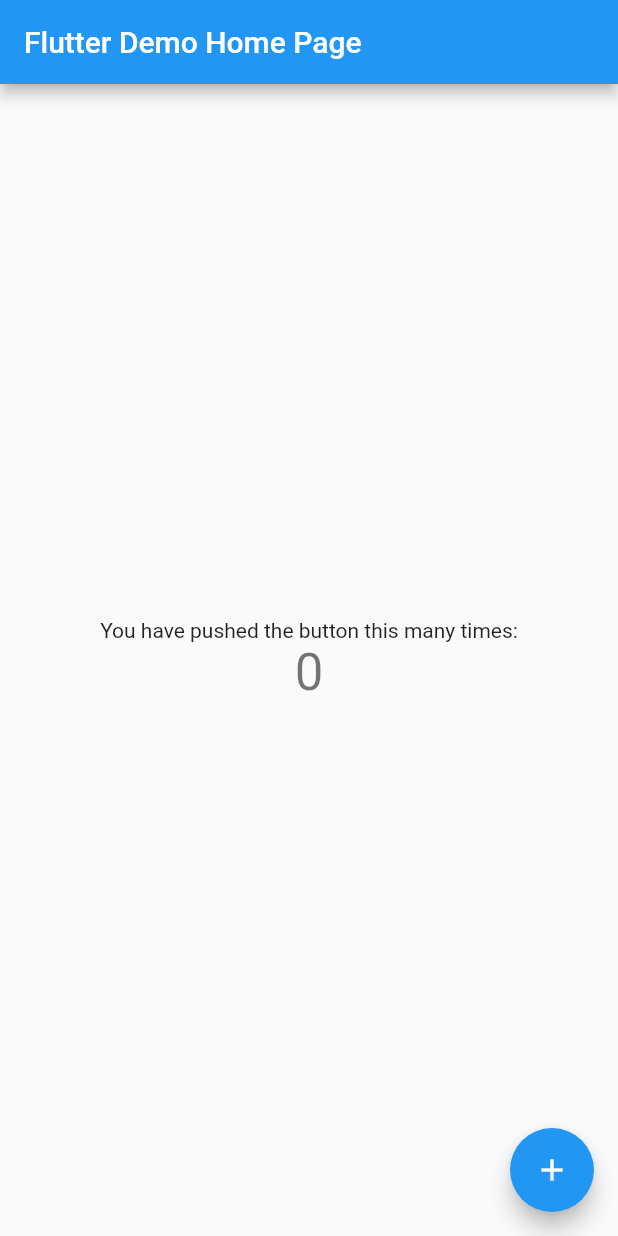
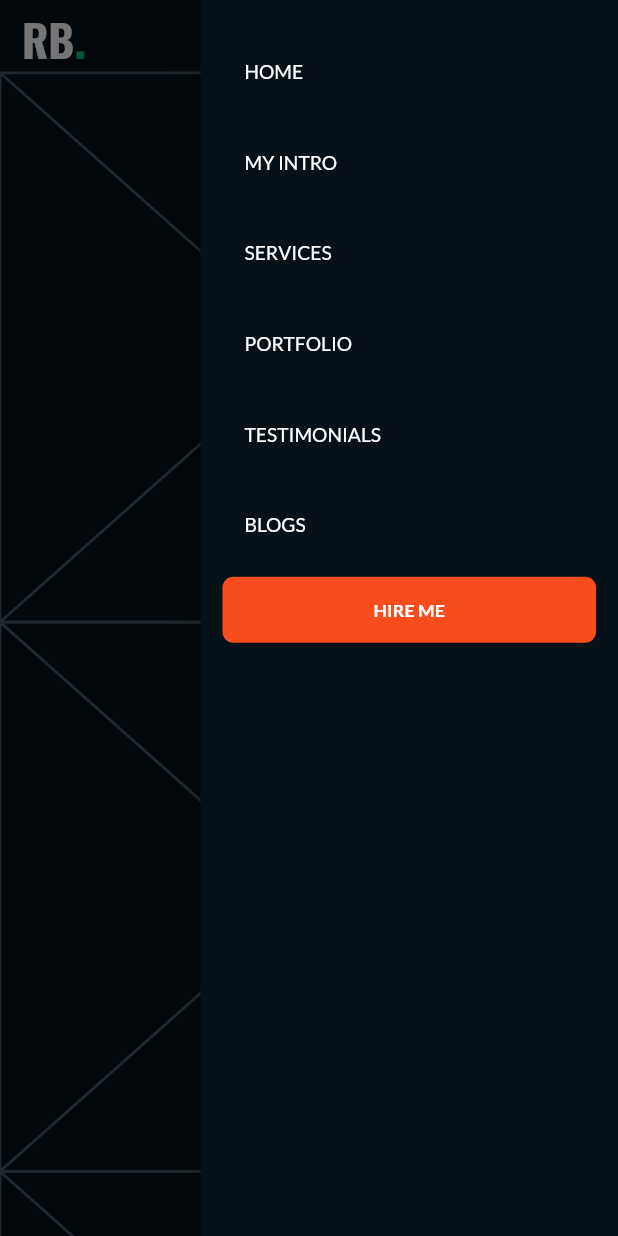
Before and after one commit to rahul-bavaliya/portfolio, a Flutter app: the screen it shows after launch, with the side drawer open (before the commit the screen has no drawer), on a phone screen of 412 x 824 dp. Run offline on Flutter 3.47's test engine with Material 2 defaults, Android fonts, the phone set to English and light mode, and no system bars; our stand-ins replace flutter_icons_null_safety, google_fonts, logger, responsive_framework.

Commit message:
Initial Commit-2

```diff
--- a/lib/app.dart
+++ b/lib/app.dart
@@ -1,18 +1,41 @@
 import 'package:flutter/material.dart';
-
-import 'screens/home_screen.dart';
+import 'package:google_fonts/google_fonts.dart';
+import 'package:responsive_framework/responsive_wrapper.dart';
+import 'package:responsive_framework/utils/scroll_behavior.dart';
+import 'screens/homes_screen/home_screen.dart';
+import 'utils/constants.dart';
 
 class MyPortfolio extends StatelessWidget {
-  const MyPortfolio({super.key});
+  const MyPortfolio({required super.key});
 
   @override
   Widget build(BuildContext context) {
     return MaterialApp(
-      title: 'Flutter Demo',
-      theme: ThemeData(
-        primarySwatch: Colors.blue,
+      title: 'Portfolio',
+      debugShowCheckedModeBanner: false,
+      themeMode: ThemeMode.dark,
+      darkTheme: Theme.of(context).copyWith(
+        platform: TargetPlatform.android,
+        scaffoldBackgroundColor: kBackgroundColor,
+        primaryColor: kPrimaryColor,
+        canvasColor: kBackgroundColor,
+        textTheme: GoogleFonts.latoTextTheme(),
       ),
-      home: const HomeScreen(title: 'Flutter Demo Home Page'),
+      builder: (context, widget) => ResponsiveWrapper.builder(
+        ClampingScrollWrapper.builder(context, widget!),
+        defaultScale: true,
+        breakpoints: const [
+          ResponsiveBreakpoint.resize(450, name: MOBILE),
+          ResponsiveBreakpoint.resize(800, name: TABLET),
+          ResponsiveBreakpoint.resize(1000, name: TABLET),
+          ResponsiveBreakpoint.resize(1200, name: DESKTOP),
+          ResponsiveBreakpoint.resize(2460, name: "4K"),
+        ],
+        background: Container(
+          color: kBackgroundColor,
+        ),
+      ),
+      home: const HomeScreen(title: 'Home'),
     );
   }
 }
--- a/lib/main.dart
+++ b/lib/main.dart
@@ -3,5 +3,7 @@
 import 'app.dart';
 
 void main() {
-  runApp(const MyPortfolio());
+  runApp(MyPortfolio(
+    key: UniqueKey(),
+  ));
 }
--- /dev/null
+++ b/lib/models/header_item.dart
@@ -0,0 +1,13 @@
+import 'package:flutter/material.dart';
+
+class HeaderItem {
+  final String title;
+  final VoidCallback onTap;
+  final bool isButton;
+
+  HeaderItem({
+    required this.title,
+    required this.onTap,
+    this.isButton = false,
+  });
+}
--- a/lib/screens/home_screen.dart
+++ /dev/null
@@ -1,48 +0,0 @@
-import 'package:flutter/material.dart';
-
-class HomeScreen extends StatefulWidget {
-  const HomeScreen({super.key, required this.title});
-
-  final String title;
-
-  @override
-  State<HomeScreen> createState() => _HomeScreeneState();
-}
-
-class _HomeScreeneState extends State<HomeScreen> {
-  int _counter = 0;
-
-  void _incrementCounter() {
-    setState(() {
-      _counter++;
-    });
-  }
-
-  @override
-  Widget build(BuildContext context) {
-    return Scaffold(
-      appBar: AppBar(
-        title: Text(widget.title),
-      ),
-      body: Center(
-        child: Column(
-          mainAxisAlignment: MainAxisAlignment.center,
-          children: <Widget>[
-            const Text(
-              'You have pushed the button this many times:',
-            ),
-            Text(
-              '$_counter',
-              style: Theme.of(context).textTheme.headline4,
-            ),
-          ],
-        ),
-      ),
-      floatingActionButton: FloatingActionButton(
-        onPressed: _incrementCounter,
-        tooltip: 'Increment',
-        child: const Icon(Icons.add),
-      ),
-    );
-  }
-}
--- /dev/null
+++ b/lib/screens/homes_screen/components/home_header.dart
@@ -0,0 +1,195 @@
+import 'package:flutter/material.dart';
+import 'package:flutter_icons_null_safety/flutter_icons_null_safety.dart';
+import 'package:google_fonts/google_fonts.dart';
+import 'package:logger/logger.dart';
+import 'package:my_portfolio/screens/homes_screen/home_screen.dart';
+import 'package:my_portfolio/utils/screen_helper.dart';
+import 'package:responsive_framework/responsive_framework.dart';
+
+import '../../../models/header_item.dart';
+import '../../../utils/constants.dart';
+import '../../../utils/globals.dart';
+
+var logger = Logger(
+  printer: PrettyPrinter(),
+);
+
+var loggerNoStack = Logger(
+  printer: PrettyPrinter(methodCount: 0),
+);
+List<HeaderItem> headerItems = [
+  HeaderItem(
+    title: "HOME",
+    onTap: () {},
+  ),
+  HeaderItem(title: "MY INTRO", onTap: () {}),
+  HeaderItem(title: "SERVICES", onTap: () {}),
+  HeaderItem(title: "PORTFOLIO", onTap: () {}),
+  HeaderItem(title: "TESTIMONIALS", onTap: () {}),
+  HeaderItem(title: "BLOGS", onTap: () {}),
+  HeaderItem(
+    title: "HIRE ME",
+    onTap: () {},
+    isButton: true,
+  ),
+];
+
+class HomeHeader extends StatelessWidget {
+  const HomeHeader({super.key});
+
+  @override
+  Widget build(BuildContext context) {
+    return Container(
+      child: ScreenHelper(
+        key: const ObjectKey("homeHeader_screenHelper"),
+        desktop: Padding(
+          padding: const EdgeInsets.symmetric(vertical: 8.0),
+          child: buildHeader(),
+        ),
+        mobile: buildMobileHeader(),
+        tablet: buildHeader(),
+      ),
+    );
+  }
+
+  buildHeader() => Container(
+        padding: const EdgeInsets.symmetric(horizontal: 16.0),
+        child: Row(
+          mainAxisAlignment: MainAxisAlignment.spaceBetween,
+          children: const [
+            HeaderLogo(),
+            HeaderRow(),
+          ],
+        ),
+      );
+
+  buildMobileHeader() => SafeArea(
+        child: Padding(
+          padding: const EdgeInsets.symmetric(horizontal: 16.0),
+          child: Row(
+            mainAxisAlignment: MainAxisAlignment.spaceBetween,
+            children: [
+              const HeaderLogo(),
+              GestureDetector(
+                onTap: () {
+                  Globals().scaffoldHomeKey.currentState?.openEndDrawer();
+                },
+                child: const Icon(
+                  FlutterIcons.menu_fea,
+                  color: Colors.white,
+                  size: 28.0,
+                ),
+              )
+            ],
+          ),
+        ),
+      );
+}
+
+class HeaderLogo extends StatelessWidget {
+  const HeaderLogo({super.key});
+
+  @override
+  Widget build(BuildContext context) {
+    return Container(
+      child: MouseRegion(
+        cursor: SystemMouseCursors.click,
+        child: GestureDetector(
+          onTap: () {
+            logger.i('Logo clicked.');
+            Navigator.pushAndRemoveUntil(
+              context,
+              MaterialPageRoute(
+                  builder: (context) => const HomeScreen(
+                        title: 'Home',
+                      )), // this mymainpage is your page to refresh
+              (Route<dynamic> route) => false,
+            );
+          },
+          child: RichText(
+            text: TextSpan(
+              children: [
+                TextSpan(
+                  text: "RB",
+                  style: GoogleFonts.oswald(
+                    color: Colors.white,
+                    fontSize: 32.0,
+                    fontWeight: FontWeight.bold,
+                  ),
+                ),
+                TextSpan(
+                  text: ".",
+                  style: GoogleFonts.oswald(
+                    color: kPrimaryColor,
+                    fontSize: 36.0,
+                    fontWeight: FontWeight.bold,
+                  ),
+                )
+              ],
+            ),
+          ),
+        ),
+      ),
+    );
+  }
+}
+
+class HeaderRow extends StatelessWidget {
+  const HeaderRow({super.key});
+
+  @override
+  Widget build(BuildContext context) {
+    return ResponsiveVisibility(
+      visible: false,
+      visibleWhen: const [
+        Condition.largerThan(name: MOBILE),
+      ],
+      child: Row(
+        children: headerItems
+            .map(
+              (item) => item.isButton
+                  ? MouseRegion(
+                      cursor: SystemMouseCursors.click,
+                      child: Container(
+                        decoration: BoxDecoration(
+                          color: kDangerColor,
+                          borderRadius: BorderRadius.circular(8.0),
+                        ),
+                        padding: const EdgeInsets.symmetric(
+                            horizontal: 20.0, vertical: 5.0),
+                        child: TextButton(
+                          onPressed: item.onTap,
+                          child: Text(
+                            item.title,
+                            style: const TextStyle(
+                              color: Colors.white,
+                              fontSize: 13.0,
+                              fontWeight: FontWeight.bold,
+                            ),
+                          ),
+                        ),
+                      ),
+                    )
+                  : MouseRegion(
+                      cursor: SystemMouseCursors.click,
+                      child: Container(
+                        margin: const EdgeInsets.only(right: 30.0),
+                        child: GestureDetector(
+                          onTap: item.onTap,
+                          child: Text(
+                            item.title,
+                            style: const TextStyle(
+                              color: Colors.white,
+                              fontSize: 13.0,
+                              fontWeight: FontWeight.bold,
+                            ),
+                          ),
+                        ),
+                      ),
+                    ),
+            )
+            .toList(),
+      ),
+    );
+  }
+}
--- /dev/null
+++ b/lib/screens/homes_screen/home_screen.dart
@@ -0,0 +1,117 @@
+import 'package:flutter/material.dart';
+import 'package:my_portfolio/utils/constants.dart';
+
+import '../../utils/globals.dart';
+import 'components/home_header.dart';
+
+class HomeScreen extends StatefulWidget {
+  const HomeScreen({super.key, required this.title});
+
+  final String title;
+
+  @override
+  State<HomeScreen> createState() => _HomeScreeneState();
+}
+
+class _HomeScreeneState extends State<HomeScreen> {
+  @override
+  void initState() {
+    super.initState();
+  }
+
+  @override
+  Widget build(BuildContext context) => Title(
+        color: kBackgroundColor,
+        title: widget.title,
+        child: Scaffold(
+          backgroundColor: kBackgroundColor,
+          key: Globals().scaffoldHomeKey,
+          endDrawer: Drawer(
+            child: SafeArea(
+              child: Padding(
+                padding: const EdgeInsets.symmetric(
+                  horizontal: 16.0,
+                  vertical: 24.0,
+                ),
+                child: ListView.separated(
+                  itemBuilder: (BuildContext context, int index) {
+                    return headerItems[index].isButton
+                        ? MouseRegion(
+                            cursor: SystemMouseCursors.click,
+                            child: Container(
+                              decoration: BoxDecoration(
+                                color: kDangerColor,
+                                borderRadius: BorderRadius.circular(8.0),
+                              ),
+                              padding:
+                                  const EdgeInsets.symmetric(horizontal: 28.0),
+                              child: TextButton(
+                                onPressed: headerItems[index].onTap,
+                                child: Text(
+                                  headerItems[index].title,
+                                  style: const TextStyle(
+                                    color: Colors.white,
+                                    fontSize: 13.0,
+                                    fontWeight: FontWeight.bold,
+                                  ),
+                                ),
+                              ),
+                            ),
+                          )
+                        : ListTile(
+                            title: Text(
+                              headerItems[index].title,
+                              style: const TextStyle(
+                                color: Colors.white,
+                              ),
+                            ),
+                          );
+                  },
+                  separatorBuilder: (BuildContext context, int index) {
+                    return const SizedBox(
+                      height: 10.0,
+                    );
+                  },
+                  itemCount: headerItems.length,
+                ),
+              ),
+            ),
+          ),
+          body: SizedBox(
+            child: SingleChildScrollView(
+              child: Column(
+                crossAxisAlignment: CrossAxisAlignment.start,
+                children: const [
+                  SizedBox(
+                    child: HomeHeader(),
+                  ),
+                  SizedBox(
+                    child: Placeholder(),
+                  ),
+                  SizedBox(
+                    child: Placeholder(),
+                  ),
+                  SizedBox(
+                    child: Placeholder(),
+                  ),
+                  SizedBox(
+                    child: Placeholder(),
+                  ),
+                  SizedBox(
+                    child: Placeholder(),
+                  ),
+                  SizedBox(
+                    child: Placeholder(),
+                  ),
+                  SizedBox(
+                    child: Placeholder(
+                      key: ValueKey('blogKey'),
+                    ),
+                  ),
+                ],
+              ),
+            ),
+          ),
+        ),
+      );
+}
--- /dev/null
+++ b/lib/utils/constants.dart
@@ -0,0 +1,12 @@
+import 'package:flutter/material.dart';
+
+const Color kPrimaryColor = Color.fromRGBO(21, 181, 114, 1);
+const Color kBackgroundColor = Color.fromRGBO(7, 17, 26, 1);
+const Color kDangerColor = Color.fromRGBO(249, 77, 30, 1);
+const Color kCaptionColor = Color.fromRGBO(166, 177, 187, 1);
+
+// Replace all static sizes
+const double kDesktopMaxWidth = 1000.0;
+const double kTabletMaxWidth = 760.0;
+double getMobileMaxWidth(BuildContext context) =>
+    MediaQuery.of(context).size.width * .8;
--- /dev/null
+++ b/lib/utils/globals.dart
@@ -0,0 +1,5 @@
+import 'package:flutter/material.dart';
+
+class Globals {
+  GlobalKey<ScaffoldState> scaffoldHomeKey = GlobalKey<ScaffoldState>();
+}
--- /dev/null
+++ b/lib/utils/screen_helper.dart
@@ -0,0 +1,40 @@
+import 'package:flutter/material.dart';
+
+class ScreenHelper extends StatelessWidget {
+  final Widget mobile;
+  final Widget tablet;
+  final Widget desktop;
+
+  const ScreenHelper(
+      {required Key key,
+      required this.desktop,
+      required this.mobile,
+      required this.tablet})
+      : super(key: key);
+
+  static bool isMobile(BuildContext context) =>
+      MediaQuery.of(context).size.width < 800.0;
+
+  static bool isTablet(BuildContext context) =>
+      MediaQuery.of(context).size.width >= 800.0 &&
+      MediaQuery.of(context).size.width < 1200.0;
+
+  static bool isDesktop(BuildContext context) =>
+      MediaQuery.of(context).size.width >= 1200.0;
+
+  @override
+  Widget build(BuildContext context) {
+    return LayoutBuilder(
+      builder: (BuildContext context, BoxConstraints constraints) {
+        if (constraints.maxWidth >= 1200.0) {
+          return desktop;
+        } else if (constraints.maxWidth >= 800 &&
+            constraints.maxWidth < 1200.0) {
+          return tablet;
+        } else {
+          return mobile;
+        }
+      },
+    );
+  }
+}
--- a/pubspec.yaml
+++ b/pubspec.yaml
@@ -36,6 +36,11 @@
   # The following adds the Cupertino Icons font to your application.
   # Use with the CupertinoIcons class for iOS style icons.
   cupertino_icons: ^1.0.2
+  google_fonts: ^3.0.1
+  responsive_framework: ^0.2.0
+  smooth_page_indicator: ^1.0.0+2
+  flutter_icons_null_safety: ^1.1.0
+  logger: ^1.1.0
 
 dev_dependencies:
   flutter_test:
```
Also changed, not shown: pubspec.lock, 1 other file.
